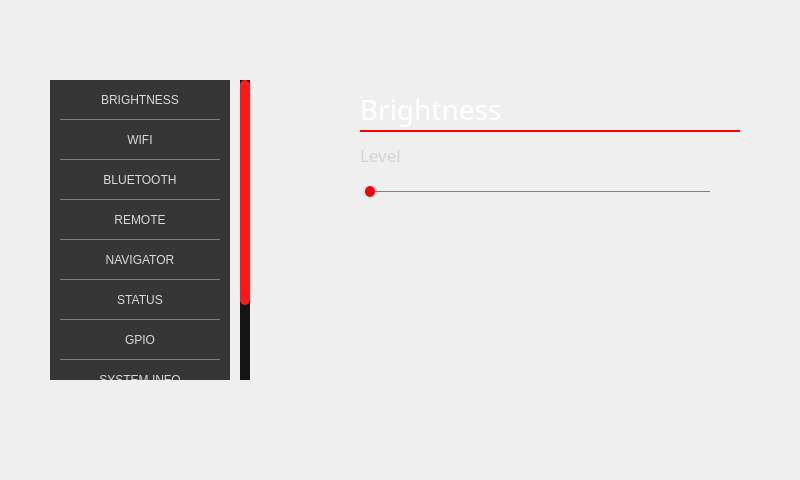
The window that GUI_WIDGETS/Settings/design_settings.ui (PortiESP/PortiOS) describes before a commit, drawn with Qt 5.
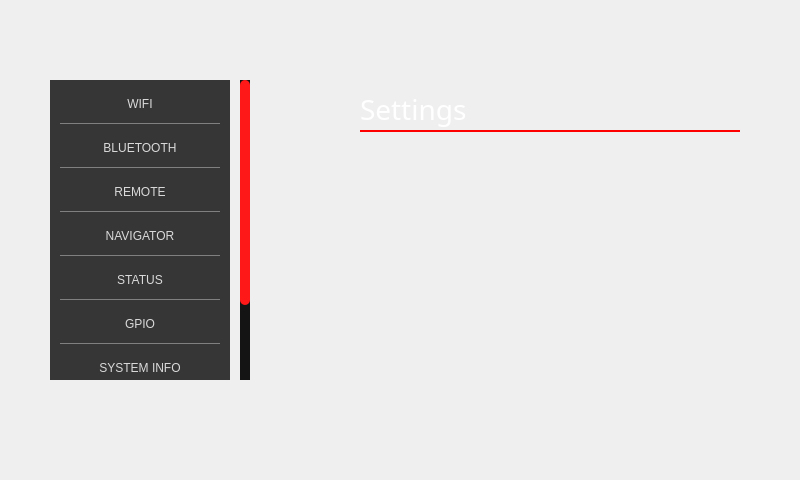
The same window after the commit. The open tabs and pages were chosen to show the change. Icons and pictures are not drawn.

What changed in the file:
```diff
--- a/GUI_WIDGETS/Settings/design_settings.ui
+++ b/GUI_WIDGETS/Settings/design_settings.ui
@@ -112,49 +112,6 @@
       <property name="bottomMargin">
        <number>0</number>
       </property>
-      <item>
-       <widget class="QFrame" name="frame_setting_brightness">
-        <property name="maximumSize">
-         <size>
-          <width>180</width>
-          <height>40</height>
-         </size>
-        </property>
-        <layout class="QHBoxLayout" name="horizontalLayout_5">
-         <property name="spacing">
-          <number>0</number>
-         </property>
-         <property name="leftMargin">
-          <number>0</number>
-         </property>
-         <property name="topMargin">
-          <number>0</number>
-         </property>
-         <property name="rightMargin">
-          <number>0</number>
-         </property>
-         <property name="bottomMargin">
-          <number>0</number>
-         </property>
-         <item>
-          <widget class="QPushButton" name="bearing_settingsBrightness">
-           <property name="minimumSize">
-            <size>
-             <width>0</width>
-             <height>40</height>
-            </size>
-           </property>
-           <property name="focusPolicy">
-            <enum>Qt::NoFocus</enum>
-           </property>
-           <property name="text">
-            <string>BRIGHTNESS</string>
-           </property>
-          </widget>
-         </item>
-        </layout>
-       </widget>
-      </item>
       <item>
        <widget class="QFrame" name="frame_setting_wifi">
         <property name="maximumSize">
@@ -555,10 +512,10 @@
      </rect>
     </property>
     <property name="currentIndex">
-     <number>1</number>
+     <number>0</number>
     </property>
-    <widget class="QWidget" name="page_brightness">
-     <widget class="QFrame" name="p_brightnes_title">
+    <widget class="QWidget" name="page_start">
+     <widget class="QFrame" name="p_start_title">
       <property name="geometry">
        <rect>
         <x>0</x>
@@ -586,7 +543,7 @@
         <string notr="true">color:white;</string>
        </property>
        <property name="text">
-        <string>Brightness</string>
+        <string>Settings</string>
        </property>
        <property name="alignment">
         <set>Qt::AlignLeading|Qt::AlignLeft|Qt::AlignTop</set>
@@ -613,73 +570,6 @@
        </property>
       </widget>
      </widget>
-     <widget class="QFrame" name="p_brightness_level">
-      <property name="geometry">
-       <rect>
-        <x>0</x>
-        <y>60</y>
-        <width>370</width>
-        <height>70</height>
-       </rect>
-      </property>
-      <widget class="QSlider" name="bearing_brightnessLevelSlide">
-       <property name="geometry">
-        <rect>
-         <x>10</x>
-         <y>40</y>
-         <width>360</width>
-         <height>22</height>
-        </rect>
-       </property>
-       <property name="styleSheet">
-        <string notr="true">QSlider::groove:horizontal{
-	height:1px;	
-	width:340px;
-	background:gray;
-
-}
-
-QSlider::handle:horizontal{
-	background:red;
-	width:10px;
-	margin:-5px;
-	border-radius:5px;	
-
-}</string>
-       </property>
-       <property name="minimum">
-        <number>20</number>
-       </property>
-       <property name="maximum">
-        <number>255</number>
-       </property>
-       <property name="orientation">
-        <enum>Qt::Horizontal</enum>
-       </property>
-      </widget>
-      <widget class="QLabel" name="label_37">
-       <property name="geometry">
-        <rect>
-         <x>10</x>
-         <y>0</y>
-         <width>380</width>
-         <height>30</height>
-        </rect>
-       </property>
-       <property name="font">
-        <font>
-         <family>Bahnschrift SemiLight</family>
-         <pointsize>13</pointsize>
-        </font>
-       </property>
-       <property name="styleSheet">
-        <string notr="true">color:rgb(211, 211, 211);</string>
-       </property>
-       <property name="text">
-        <string>Level</string>
-       </property>
-      </widget>
-     </widget>
     </widget>
     <widget class="QWidget" name="page_wifi">
      <widget class="QScrollArea" name="scrollArea_wifi">
```
